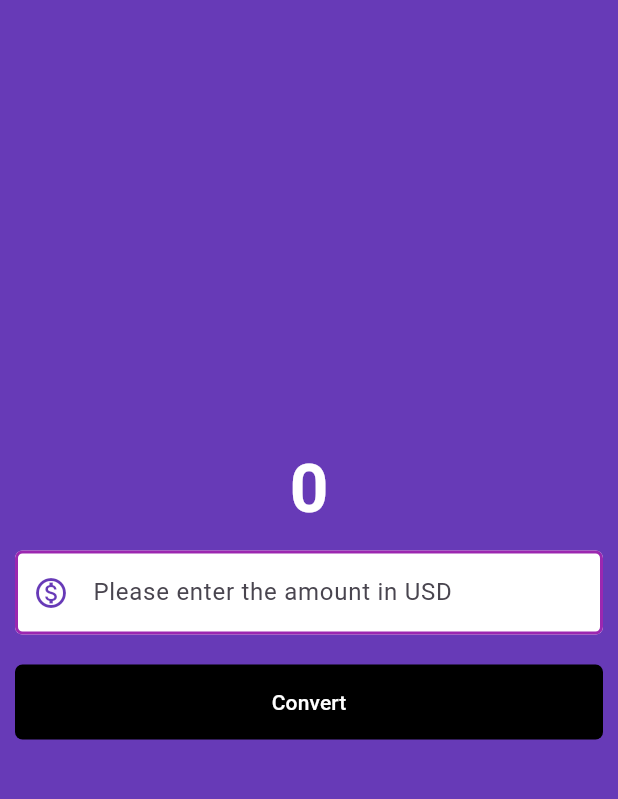
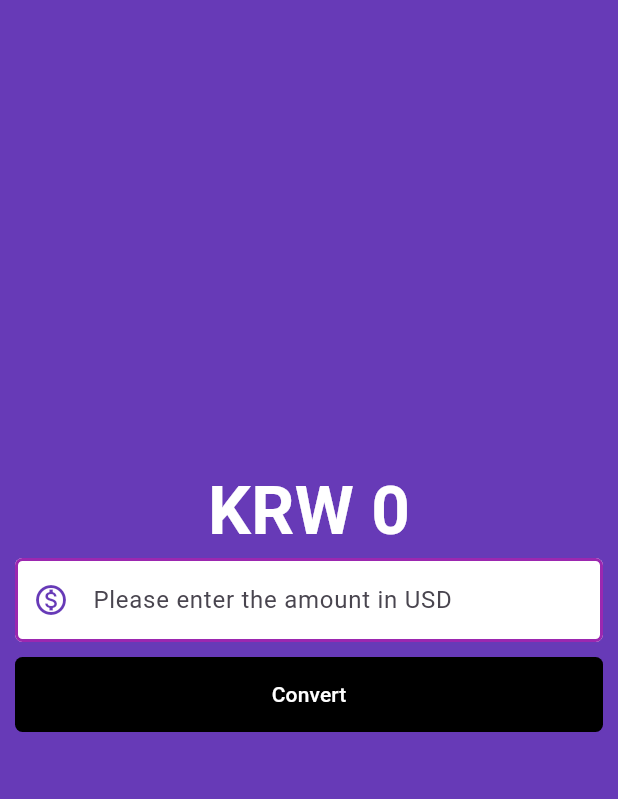
Before and after one commit to otabekinha/flutter_currency_converter, a Flutter app: the screen it shows after launch, after a tap on "Convert", on a phone screen of 412 x 824 dp, the part 63-862 px from its top. Run offline on Flutter 3.47's test engine with Material 3 defaults, Android fonts, the phone set to English and light mode, and no system bars.

Commit message:
Completed currency converter

```diff
--- a/lib/currency_converter.dart
+++ b/lib/currency_converter.dart
@@ -1,13 +1,30 @@
 import 'package:flutter/material.dart';
 
-class CurrecyConverterScreen extends StatelessWidget {
+class CurrecyConverterScreen extends StatefulWidget {
   const CurrecyConverterScreen({super.key});
 
   @override
+  State<CurrecyConverterScreen> createState() => _CurrecyConverterScreenState();
+}
+
+class _CurrecyConverterScreenState extends State<CurrecyConverterScreen> {
+  double result = 0;
+  final TextEditingController textEditingController = TextEditingController();
+
+  void convert() {
+    result = double.parse(textEditingController.text) * 81;
+    textEditingController.clear();
+    setState(() {});
+  }
+
+  @override
+  void dispose() {
+    textEditingController.dispose();
+    super.dispose();
+  }
+
+  @override
   Widget build(BuildContext context) {
-    int result = 0;
-    var controller = TextEditingController();
-
     final border = OutlineInputBorder(
       borderSide: const BorderSide(
         color: Colors.purple,
@@ -26,21 +43,21 @@ class CurrecyConverterScreen extends StatelessWidget {
         backgroundColor: Colors.deepPurple,
       ),
       body: Center(
+        child: Padding(
+          padding: const EdgeInsets.all(10.0),
           child: Column(
             mainAxisAlignment: MainAxisAlignment.center,
             children: [
-            const Text(
-              '0',
-              style: TextStyle(
+              Text(
+                'KRW ${result != 0 ? result.toStringAsFixed(2) : result.toStringAsFixed(0)}',
+                style: const TextStyle(
                   fontSize: 45,
                   fontWeight: FontWeight.bold,
                   color: Colors.white,
                 ),
               ),
-            Padding(
-              padding: const EdgeInsets.all(10.0),
-              child: TextField(
-                controller: controller,
+              TextField(
+                controller: textEditingController,
                 keyboardType: const TextInputType.numberWithOptions(
                   decimal: true,
                 ),
@@ -57,27 +74,25 @@ class CurrecyConverterScreen extends StatelessWidget {
                   enabledBorder: border,
                 ),
               ),
-            ),
-            Padding(
-              padding: const EdgeInsets.all(10.0),
-              child: TextButton(
+              const SizedBox(height: 10),
+              TextButton(
                 style: TextButton.styleFrom(
                   backgroundColor: Colors.black,
                   foregroundColor: Colors.white,
-                  minimumSize: Size(double.infinity, 50),
+                  minimumSize: const Size(double.infinity, 50),
                   shape: RoundedRectangleBorder(
                     borderRadius: BorderRadius.circular(5),
                   ),
                 ),
-                onPressed: () {},
+                onPressed: convert,
                 child: const Text(
                   'Convert',
-                ),
                 ),
               ),
             ],
           ),
         ),
+      ),
     );
   }
 }
```
Lines whose indentation alone changed are shown as unchanged.
